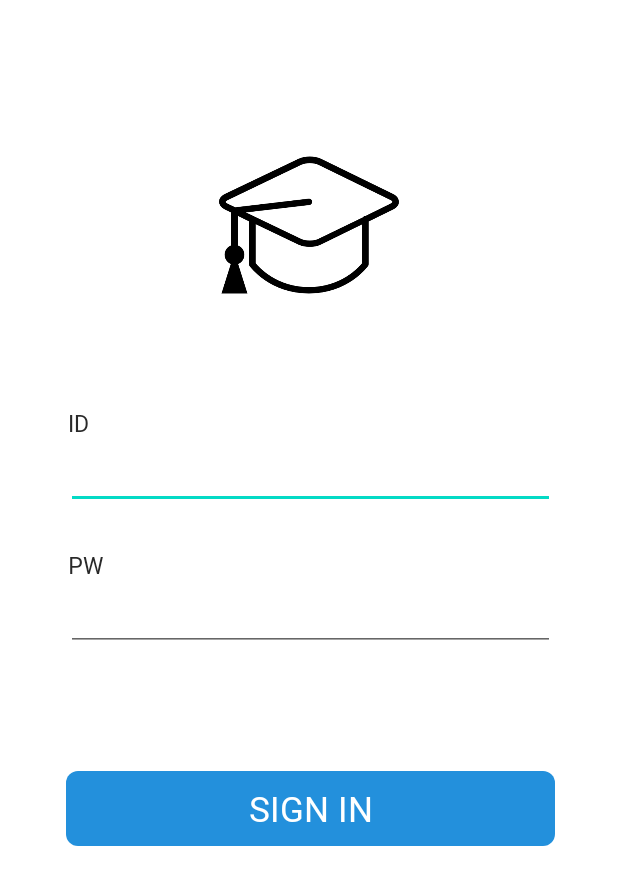
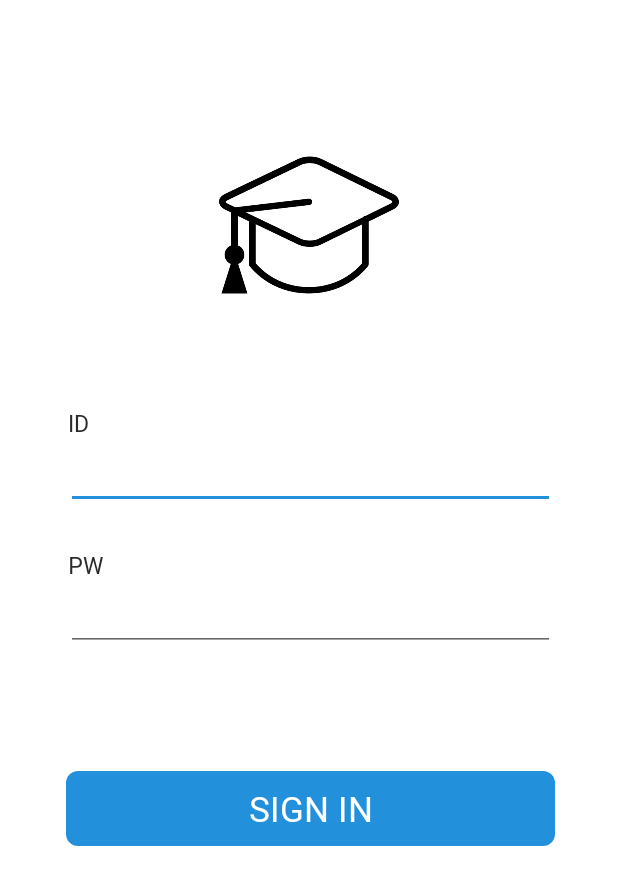
Before and after one commit to chrisais9/UntactHelper, an Android app: the screen it shows after launch (LoginActivity), on a phone screen of 412 x 824 dp. Shown: the top 885 px of the screen. Run offline under Robolectric (Android 15) with nearby library versions, the phone set to English and light mode, and no system bars; our stand-ins replace RxJava.

Commit message:
강의 알림 보낼때 강의 제목도 같이 보내줌

```diff
--- a/app/src/main/java/kr/koohyongmo/untacthelper/home/fragment/HomeFragment.kt
+++ b/app/src/main/java/kr/koohyongmo/untacthelper/home/fragment/HomeFragment.kt
@@ -363,6 +363,7 @@ class HomeFragment : BaseFragment() {
                 .observeOn(AndroidSchedulers.mainThread())
                 .subscribe({ document ->
                     val timesToNotify = arrayListOf<String>()
+                    val namesToNotify = arrayListOf<String>()
 
                     val events = document.select(".eventlist").first().children()
                     events.forEachIndexed { index, element ->
@@ -402,12 +403,14 @@ class HomeFragment : BaseFragment() {
                                 link
                             )
                         )
+                        namesToNotify.add(contentTitle)
                         timesToNotify.add(startTime)
                     }
 
                     // 강의 자동알림 서비스 시작
                     val intent = Intent(activity!!.applicationContext, TimeService::class.java)
                         .putExtra("times", timesToNotify)
+                        .putExtra("names", namesToNotify)
                     activity!!.stopService(intent)
                     activity!!.startService(intent)
                     todayTodoAdapter.notifyDataSetChanged()
--- a/app/src/main/res/values/colors.xml
+++ b/app/src/main/res/values/colors.xml
@@ -1,6 +1,6 @@
 <?xml version="1.0" encoding="utf-8"?>
 <resources>
-    <color name="colorPrimary">#6200EE</color>
-    <color name="colorPrimaryDark">#3700B3</color>
-    <color name="colorAccent">#03DAC5</color>
+    <color name="colorPrimary">#2390DC</color>
+    <color name="colorPrimaryDark">#2390DC</color>
+    <color name="colorAccent">#2390DC</color>
 </resources>
```
Also changed, not shown: app/src/main/java/kr/koohyongmo/untacthelper/common/func/notification/TimeService.kt (+12 -5 lines).
